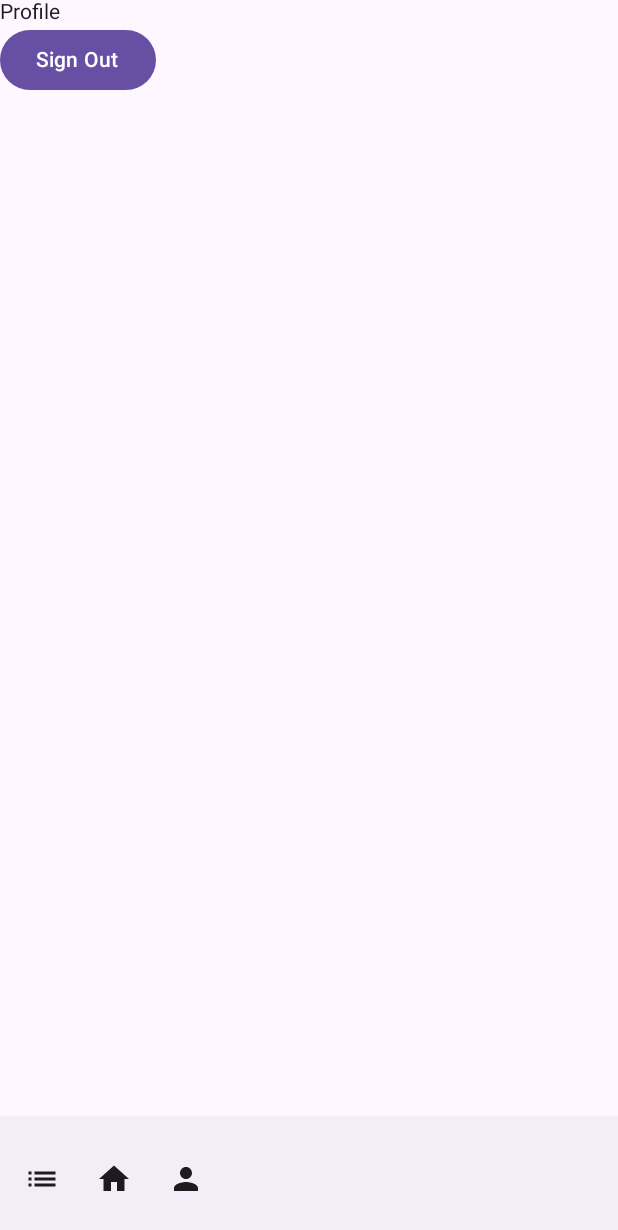
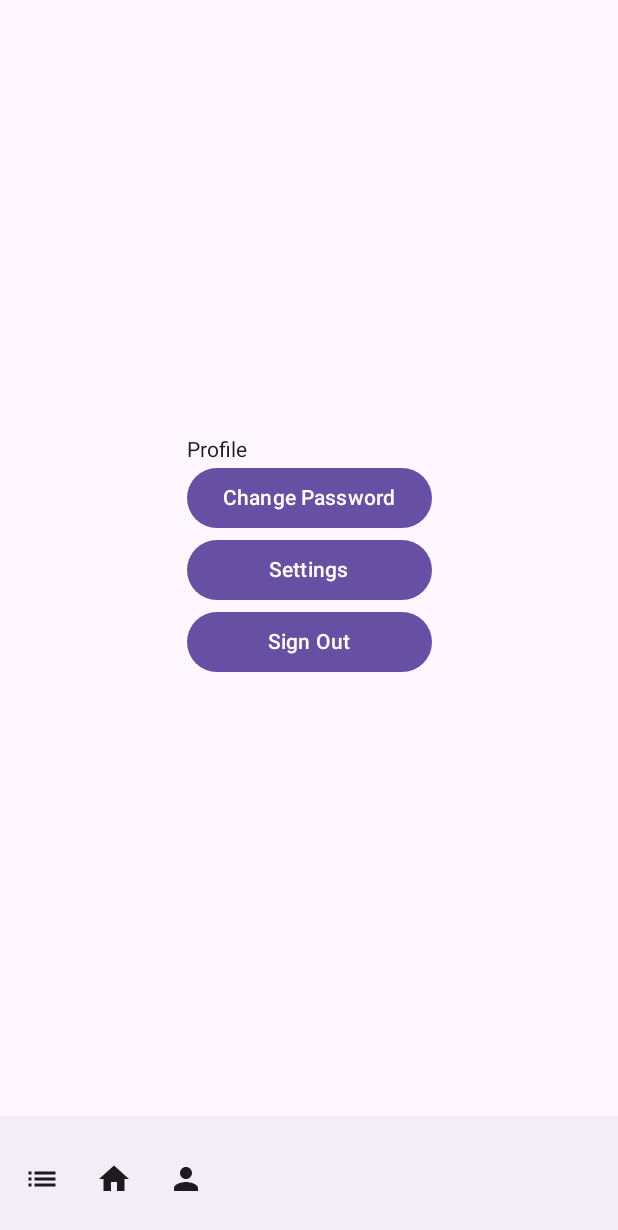
Before and after one commit to GaryKam/check-mate, an Android app built with Jetpack Compose: the profile screen opened through its navigation route, on a phone screen of 412 x 824 dp. Shown: the top 1230 px of the screen. Run offline under Robolectric (Android 15) with nearby library versions, the phone set to English and light mode, and no system bars; our stand-ins replace Firebase (no records; nobody signed in at launch, a user with empty details on screens opened directly).

Commit message:
Center buttons on profile page

```diff
--- a/app/src/main/java/com/oukschub/checkmate/ui/screen/Profile.kt
+++ b/app/src/main/java/com/oukschub/checkmate/ui/screen/Profile.kt
@@ -1,6 +1,11 @@
 package com.oukschub.checkmate.ui.screen
 
 import androidx.compose.foundation.layout.Column
+import androidx.compose.foundation.layout.IntrinsicSize
+import androidx.compose.foundation.layout.fillMaxSize
+import androidx.compose.foundation.layout.fillMaxWidth
+import androidx.compose.foundation.layout.width
+import androidx.compose.foundation.layout.wrapContentSize
 import androidx.compose.material3.Button
 import androidx.compose.material3.Text
 import androidx.compose.runtime.Composable
@@ -21,15 +26,40 @@ fun Profile(
         onNavigateToHome = { onNavigateToHome() },
         onNavigateToProfile = { /*TO-DO*/ }
     ) {
-        Column {
+        Column(
+            modifier = Modifier
+                .fillMaxSize()
+                .wrapContentSize()
+        ) {
             val context = LocalContext.current
             Text(text = "Profile")
-            Button(onClick = {
-                FirebaseAuth.getInstance().signOut()
-                context.startActivity(SignInActivity.createIntent(context))
-            }) {
-                Text(text = "Sign Out")
+            Column(
+                modifier = Modifier.width(intrinsicSize = IntrinsicSize.Max)
+            ) {
+                Button(
+                    onClick = { /*TODO*/ },
+                    modifier = Modifier.fillMaxWidth()
+                )
+                {
+                    Text(text = "Change Password")
+                }
+                Button(
+                    onClick = { /*TODO*/ },
+                    modifier = Modifier.fillMaxWidth()
+                ) {
+                    Text(text = "Settings")
+                }
+                Button(
+                    onClick = {
+                        FirebaseAuth.getInstance().signOut()
+                        context.startActivity(SignInActivity.createIntent(context))
+                    },
+                    modifier = Modifier.fillMaxWidth()
+                ) {
+                    Text(text = "Sign Out")
+                }
             }
+
         }
     }
 }
```
